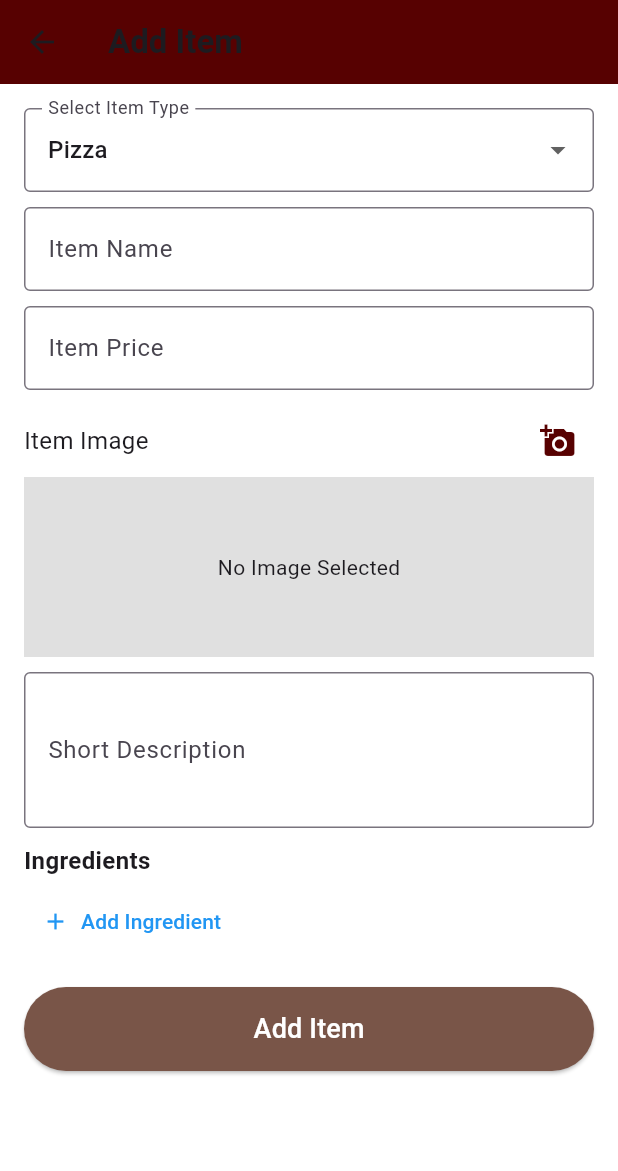
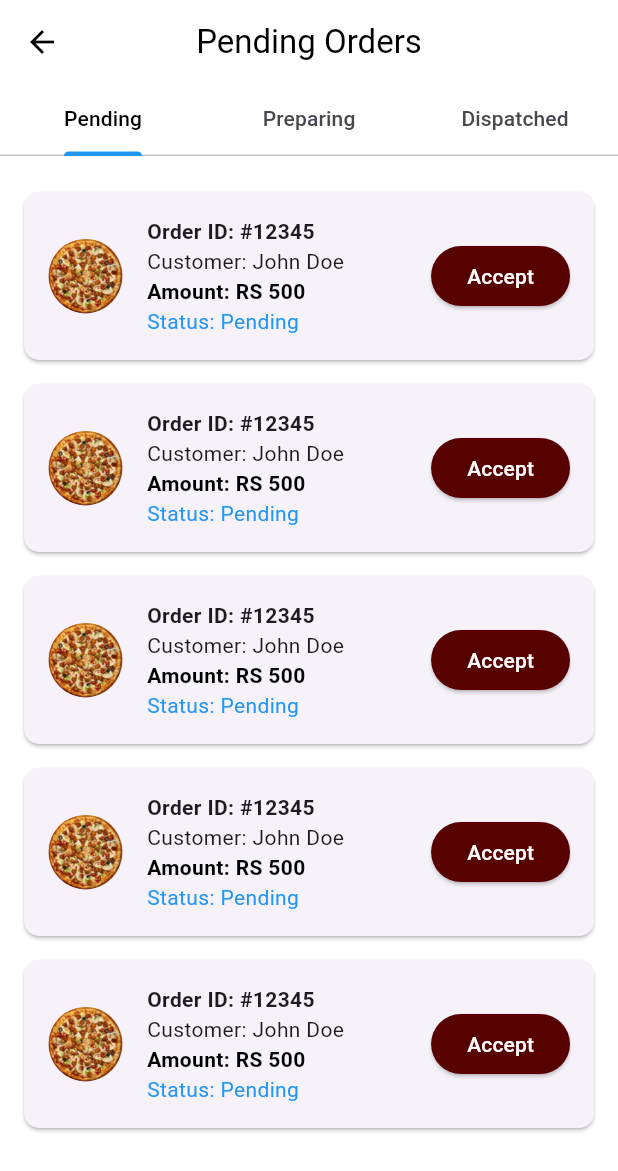
Before and after one commit to AbuHuraira61/mfc, a Flutter app: the screen it shows after launch, on a phone screen of 412 x 824 dp. Shown: the top 1171 px of the screen. Run offline on Flutter 3.47's test engine with Material 3 defaults, Android fonts, the phone set to English and light mode, and no system bars; our stand-ins replace image_picker.

Commit message:
AddItemScreen and PendingOrderScreen Done

```diff
--- a/lib/Manager UI/AddItem_screen.dart
+++ b/lib/Manager UI/AddItem_screen.dart
@@ -13,11 +13,18 @@ class _AddItemScreenState extends State<AddItemScreen> {
   final TextEditingController _itemNameController = TextEditingController();
   final TextEditingController _itemPriceController = TextEditingController();
   final TextEditingController _descriptionController = TextEditingController();
-  final List<Map<String, dynamic>> _ingredients = [];
+
   String _selectedCategory = 'Pizza';
   File? _selectedImage;
+  final ImagePicker _picker = ImagePicker();
 
-  final ImagePicker _picker = ImagePicker();
+  List<Map<String, String>> _ingredients = [
+    {"name": "", "price": ""},
+    {"name": "", "price": ""},
+    {"name": "", "price": ""}
+  ];
+
+  String? _selectedIngredient;
 
   Future<void> _pickImage() async {
     final pickedFile = await _picker.pickImage(source: ImageSource.gallery);
@@ -30,8 +37,16 @@ class _AddItemScreenState extends State<AddItemScreen> {
 
   void _addIngredientField() {
     setState(() {
-      _ingredients.add(
-          {"name": TextEditingController(), "price": TextEditingController()});
+      _ingredients.add({"name": "", "price": ""});
+    });
+  }
+
+  void _removeIngredient(int index) {
+    setState(() {
+      if (_selectedIngredient == _ingredients[index]["name"]) {
+        _selectedIngredient = null;
+      }
+      _ingredients.removeAt(index);
     });
   }
 
@@ -39,11 +54,16 @@ class _AddItemScreenState extends State<AddItemScreen> {
   Widget build(BuildContext context) {
     return Scaffold(
       appBar: AppBar(
+        title: Text("Add Item", style: TextStyle(fontWeight: FontWeight.bold)),
+        centerTitle: true,
+        backgroundColor: Colors.transparent,
         leading: IconButton(
-          icon: Icon(Icons.arrow_back),
-          onPressed: () => Navigator.pop(context),
+          icon: Icon(Icons.arrow_back, color: Colors.black),
+          onPressed: () {
+            Navigator.pop(context);
+          },
         ),
-        title: Text("Add Item", style: TextStyle(fontWeight: FontWeight.bold)),
+        elevation: 0,
       ),
       body: Padding(
         padding: const EdgeInsets.all(16.0),
@@ -51,10 +71,12 @@ class _AddItemScreenState extends State<AddItemScreen> {
           child: Column(
             crossAxisAlignment: CrossAxisAlignment.start,
             children: [
-              // Dropdown for selecting item type
+              SizedBox(
+                height: 10,
+              ),
               DropdownButtonFormField<String>(
                 value: _selectedCategory,
-                items: ['Pizza', 'Burger', 'Dessert']
+                items: ['Pizza', 'Burger', 'Dessert', 'Fries']
                     .map((type) =>
                         DropdownMenuItem(value: type, child: Text(type)))
                     .toList(),
@@ -65,108 +87,144 @@ class _AddItemScreenState extends State<AddItemScreen> {
                 },
                 decoration: InputDecoration(
                   labelText: "Select Item Type",
-                    border: OutlineInputBorder()),
+                  border: OutlineInputBorder(),
+                  contentPadding: EdgeInsets.symmetric(horizontal: 12),
                 ),
-              SizedBox(height: 10),
-
-              // Item Name
+              ),
+              SizedBox(height: 12),
               TextField(
                 controller: _itemNameController,
                 decoration: InputDecoration(
-                    labelText: "Item Name", border: OutlineInputBorder()),
+                  labelText: "Item Name",
+                  border: OutlineInputBorder(),
+                  contentPadding: EdgeInsets.symmetric(horizontal: 12),
                 ),
-              SizedBox(height: 10),
-
-              // Item Price
+              ),
+              SizedBox(height: 12),
               TextField(
                 controller: _itemPriceController,
                 keyboardType: TextInputType.number,
                 decoration: InputDecoration(
-                    labelText: "Item Price", border: OutlineInputBorder()),
+                  labelText: "Item Price",
+                  border: OutlineInputBorder(),
+                  contentPadding: EdgeInsets.symmetric(horizontal: 12),
                 ),
-              SizedBox(height: 10),
-
-              // Image Picker
-              Row(
+              ),
+              SizedBox(height: 12),
+              Text("Item Image", style: TextStyle(fontSize: 16)),
+              GestureDetector(
+                onTap: _pickImage,
+                child: Container(
+                  height: 150,
+                  decoration: BoxDecoration(
+                    border: Border.all(color: Colors.grey),
+                    borderRadius: BorderRadius.circular(8),
+                  ),
+                  child: _selectedImage != null
+                      ? ClipRRect(
+                          borderRadius: BorderRadius.circular(8),
+                          child: Image.file(_selectedImage!,
+                              height: 150,
+                              width: double.infinity,
+                              fit: BoxFit.cover))
+                      : Center(
+                          child: Column(
+                            mainAxisAlignment: MainAxisAlignment.center,
                             children: [
-                  Text("Item Image", style: TextStyle(fontSize: 16)),
-                  Spacer(),
-                  IconButton(
-                    icon: Icon(Icons.add_a_photo),
-                    onPressed: _pickImage,
-                  ),
+                              Icon(Icons.add_a_photo,
+                                  size: 40, color: Colors.grey),
+                              SizedBox(height: 5),
+                              Text("Tap to select image",
+                                  style: TextStyle(color: Colors.grey)),
                             ],
                           ),
-              _selectedImage != null
-                  ? Image.file(_selectedImage!, height: 120, fit: BoxFit.cover)
-                  : Container(
-                      height: 120,
-                      color: Colors.grey[300],
-                      child: Center(child: Text("No Image Selected"))),
-              SizedBox(height: 10),
-
-              // Short Description
+                        ),
+                ),
+              ),
+              SizedBox(height: 12),
               TextField(
                 controller: _descriptionController,
                 maxLines: 3,
                 decoration: InputDecoration(
                   labelText: "Short Description",
-                    border: OutlineInputBorder()),
+                  border: OutlineInputBorder(),
+                  contentPadding: EdgeInsets.all(12),
                 ),
-              SizedBox(height: 10),
-
-              // Ingredients Section
+              ),
+              SizedBox(height: 12),
               Text("Ingredients",
                   style: TextStyle(fontSize: 16, fontWeight: FontWeight.bold)),
-              SizedBox(height: 5),
-              ..._ingredients.map((ingredient) {
+              Column(
+                children: _ingredients.asMap().entries.map((entry) {
+                  int index = entry.key;
+                  var ingredient = entry.value;
+
                   return Row(
                     children: [
+                      Radio<String>(
+                        value: ingredient["name"]!,
+                        groupValue: _selectedIngredient,
+                        onChanged: (value) {
+                          setState(() {
+                            _selectedIngredient = value;
+                          });
+                        },
+                      ),
                       Expanded(
                         child: TextField(
-                        controller: ingredient["name"],
                           decoration: InputDecoration(
-                            labelText: "Ingredient Name",
-                            border: OutlineInputBorder()),
+                            hintText: "Name",
+                            border: InputBorder.none,
+                            contentPadding: EdgeInsets.zero,
+                          ),
+                          onChanged: (value) {
+                            setState(() {
+                              _ingredients[index]["name"] = value;
+                            });
+                          },
                         ),
                       ),
-                    SizedBox(width: 10),
+                      SizedBox(width: 8),
                       Expanded(
                         child: TextField(
-                        controller: ingredient["price"],
                           keyboardType: TextInputType.number,
                           decoration: InputDecoration(
-                            labelText: "Price", border: OutlineInputBorder()),
+                            hintText: "Price",
+                            border: InputBorder.none,
+                            contentPadding: EdgeInsets.zero,
+                          ),
+                          onChanged: (value) {
+                            setState(() {
+                              _ingredients[index]["price"] = value;
+                            });
+                          },
                         ),
                       ),
                       IconButton(
-                      icon: Icon(Icons.remove_circle, color: Colors.red),
+                        icon: Icon(Icons.delete, color: Colors.red),
                         onPressed: () {
-                        setState(() {
-                          _ingredients.remove(ingredient);
-                        });
+                          _removeIngredient(index);
                         },
                       ),
                     ],
                   );
-              }),
-
-              // Add Ingredient Button
+                }).toList(),
+              ),
               TextButton.icon(
                 onPressed: _addIngredientField,
                 icon: Icon(Icons.add, color: Colors.blue),
                 label: Text("Add Ingredient",
                     style: TextStyle(color: Colors.blue)),
               ),
-              SizedBox(height: 20),
-
-              // Submit Button
               SizedBox(
                 width: double.infinity,
                 child: ElevatedButton(
                   style: ElevatedButton.styleFrom(
-                      backgroundColor: Colors.brown,
-                      padding: EdgeInsets.symmetric(vertical: 15)),
+                    backgroundColor: Color(0xff570101),
+                    padding: EdgeInsets.symmetric(vertical: 15),
+                    shape: RoundedRectangleBorder(
+                        borderRadius: BorderRadius.circular(8)),
+                  ),
                   onPressed: () {
                     // Handle form submission
                   },
--- /dev/null
+++ b/lib/Manager UI/PendingOrder_screen.dart
@@ -0,0 +1,127 @@
+import 'package:flutter/material.dart';
+
+void main() {
+  runApp(MyApp());
+}
+
+class MyApp extends StatelessWidget {
+  @override
+  Widget build(BuildContext context) {
+    return MaterialApp(
+      debugShowCheckedModeBanner: false,
+      home: PendingOrderScreen(),
+    );
+  }
+}
+
+class PendingOrderScreen extends StatelessWidget {
+  @override
+  Widget build(BuildContext context) {
+    return DefaultTabController(
+      length: 3,
+      child: Scaffold(
+        backgroundColor: Colors.white,
+        appBar: AppBar(
+          backgroundColor: Colors.transparent,
+          elevation: 0,
+          leading: IconButton(
+            icon: Icon(Icons.arrow_back, color: Colors.black),
+            onPressed: () => Navigator.pop(context),
+          ),
+          title: Text('Pending Orders', style: TextStyle(color: Colors.black)),
+          centerTitle: true,
+          bottom: TabBar(
+            labelColor: Colors.black,
+            indicatorColor: Colors.blue,
+            tabs: [
+              Tab(text: "Pending"),
+              Tab(text: "Preparing"),
+              Tab(text: "Dispatched"),
+            ],
+          ),
+        ),
+        body: TabBarView(
+          children: [
+            OrdersList(orderStatus: 'Pending'),
+            OrdersList(orderStatus: 'Preparing'),
+            OrdersList(orderStatus: 'On The Way'),
+          ],
+        ),
+      ),
+    );
+  }
+}
+
+class OrdersList extends StatelessWidget {
+  final String orderStatus;
+  OrdersList({required this.orderStatus});
+
+  @override
+  Widget build(BuildContext context) {
+    return ListView.builder(
+      padding: EdgeInsets.all(16),
+      itemCount: 5, // Sample data
+      itemBuilder: (context, index) {
+        return OrderCard(orderStatus: orderStatus);
+      },
+    );
+  }
+}
+
+class OrderCard extends StatelessWidget {
+  final String orderStatus;
+  OrderCard({required this.orderStatus});
+
+  @override
+  Widget build(BuildContext context) {
+    return Card(
+      margin: EdgeInsets.symmetric(vertical: 8),
+      shape: RoundedRectangleBorder(borderRadius: BorderRadius.circular(10)),
+      child: Padding(
+        padding: EdgeInsets.all(16),
+        child: Row(
+          children: [
+            Container(
+              width: 50,
+              height: 50,
+              decoration: BoxDecoration(
+                shape: BoxShape.circle,
+                image: DecorationImage(
+                  image: AssetImage('assets/largepizza.png'),
+                  fit: BoxFit.cover,
+                ),
+              ),
+            ),
+            SizedBox(width: 16),
+            Expanded(
+              child: Column(
+                crossAxisAlignment: CrossAxisAlignment.start,
+                children: [
+                  Text("Order ID: #12345",
+                      style: TextStyle(fontWeight: FontWeight.bold)),
+                  Text("Customer: John Doe"),
+                  Text("Amount: RS 500",
+                      style: TextStyle(
+                          fontWeight: FontWeight.bold, color: Colors.black)),
+                  Text("Status: $orderStatus",
+                      style: TextStyle(color: Colors.blue)),
+                ],
+              ),
+            ),
+            if (orderStatus != "On The Way")
+              ElevatedButton(
+                onPressed: () {},
+                style: ElevatedButton.styleFrom(
+                  backgroundColor: Color(0xff570101),
+                ),
+                child: Text(
+                  orderStatus == "Pending" ? "Accept" : "Dispatch",
+                  style: TextStyle(color: Colors.white),
+                ),
+              ),
+          ],
+        ),
+      ),
+    );
+  }
+}
--- a/lib/main.dart
+++ b/lib/main.dart
@@ -1,6 +1,7 @@
 import 'package:flutter/material.dart';
 import 'package:mfc/Constants/colors.dart';
-import 'package:mfc/Manager%20UI/AddItem_screen.dart';
+// import 'package:mfc/Manager%20UI/AddItem_screen.dart';
+import 'package:mfc/Manager%20UI/PendingOrder_screen.dart';
 
 void main() {
   runApp(const MyApp());
@@ -41,7 +42,7 @@ class _MyAppState extends State<MyApp> {
           ),
           iconTheme: IconThemeData(
               color: primaryColor)), // Optional: Hide debug banner
-      home: AddItemScreen(), // Set LoginScreen as the home screen
+      home: PendingOrderScreen(), // Set LoginScreen as the home screen
     );
   }
 }
```
Also changed, not shown: 252 other files. Lines whose indentation alone changed are shown as unchanged.
